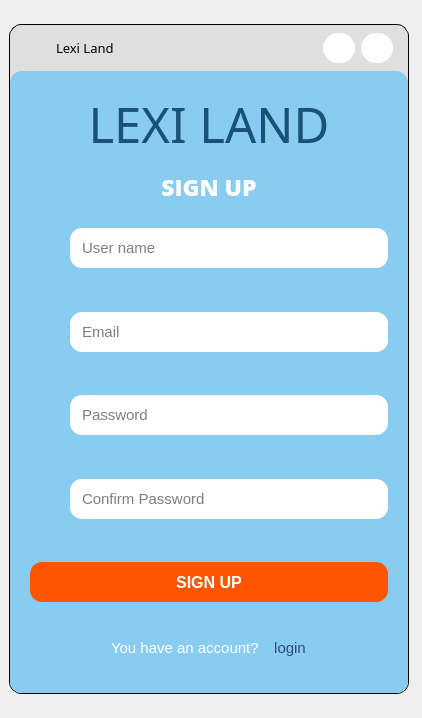
Old version of the form UI/forms/login_register.ui in the repository yuukun123/LexiLand.
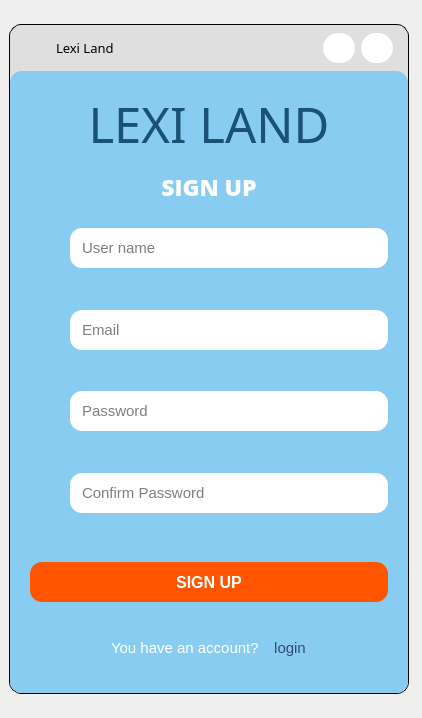
New version of the form. The open tabs and pages were chosen to show the change. Icons and pictures are not drawn.

Commit message: update block resend after 3 time

Patch:
```diff
--- a/UI/forms/login_register.ui
+++ b/UI/forms/login_register.ui
@@ -1189,7 +1189,7 @@
                      <number>0</number>
                     </property>
                     <property name="topMargin">
-                     <number>0</number>
+                     <number>8</number>
                     </property>
                     <property name="rightMargin">
                      <number>0</number>
```
Left out of the diff: 2 changed lines with no effect on the pictures. The commit also changes 2 other files.
